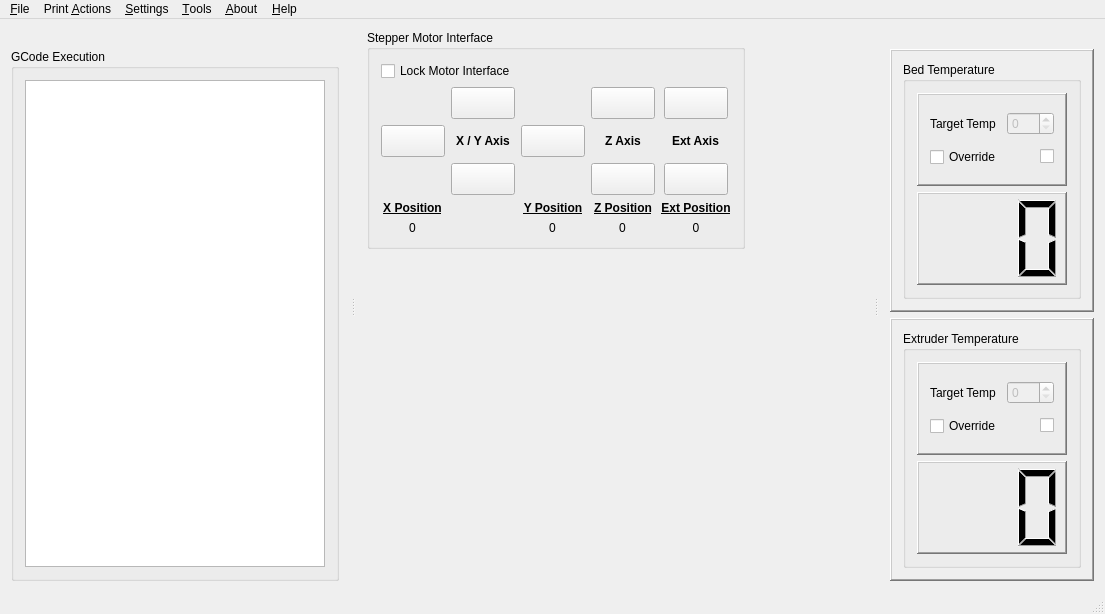
Bahamuttg/PiRinter3D, file mainwindow.ui: the form before one commit.
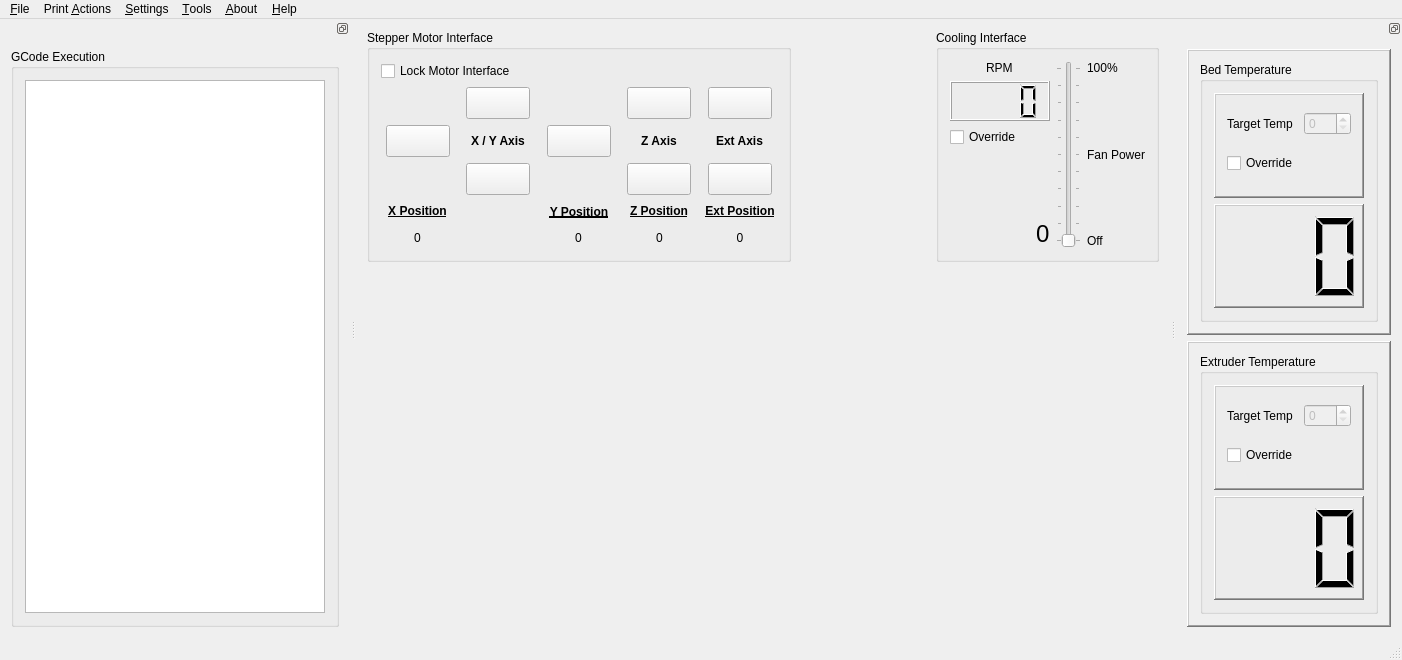
The form after the commit. Icons and pictures are not drawn.

Patch:
```diff
--- a/mainwindow.ui
+++ b/mainwindow.ui
@@ -6,8 +6,8 @@
    <rect>
     <x>0</x>
     <y>0</y>
-    <width>1105</width>
-    <height>614</height>
+    <width>1402</width>
+    <height>660</height>
    </rect>
   </property>
   <property name="windowTitle">
@@ -34,8 +34,168 @@
         </property>
        </spacer>
       </item>
+      <item row="0" column="2">
+       <widget class="QGroupBox" name="gbFanInterface">
+        <property name="title">
+         <string>Cooling Interface</string>
+        </property>
+        <layout class="QVBoxLayout" name="verticalLayout_9">
+         <item>
+          <layout class="QGridLayout" name="gridLayout_4">
+           <item row="1" column="2">
+            <layout class="QGridLayout" name="gridLayout_5">
+             <item row="3" column="0">
+              <spacer name="verticalSpacer_3">
+               <property name="orientation">
+                <enum>Qt::Vertical</enum>
+               </property>
+               <property name="sizeHint" stdset="0">
+                <size>
+                 <width>20</width>
+                 <height>40</height>
+                </size>
+               </property>
+              </spacer>
+             </item>
+             <item row="6" column="0" alignment="Qt::AlignLeft|Qt::AlignVCenter">
+              <widget class="QLabel" name="label_4">
+               <property name="text">
+                <string>Off</string>
+               </property>
+              </widget>
+             </item>
+             <item row="2" column="0" alignment="Qt::AlignLeft|Qt::AlignVCenter">
+              <widget class="QLabel" name="label_3">
+               <property name="text">
+                <string>100%</string>
+               </property>
+              </widget>
+             </item>
+             <item row="4" column="0">
+              <widget class="QLabel" name="label_5">
+               <property name="text">
+                <string>Fan Power</string>
+               </property>
+              </widget>
+             </item>
+             <item row="5" column="0">
+              <spacer name="verticalSpacer_4">
+               <property name="orientation">
+                <enum>Qt::Vertical</enum>
+               </property>
+               <property name="sizeHint" stdset="0">
+                <size>
+                 <width>20</width>
+                 <height>40</height>
+                </size>
+               </property>
+              </spacer>
+             </item>
+            </layout>
+           </item>
+           <item row="1" column="1">
+            <widget class="QSlider" name="verticalSlider">
+             <property name="enabled">
+              <bool>false</bool>
+             </property>
+             <property name="maximum">
+              <number>100</number>
+             </property>
+             <property name="orientation">
+              <enum>Qt::Vertical</enum>
+             </property>
+             <property name="tickPosition">
+              <enum>QSlider::TicksBothSides</enum>
+             </property>
+             <property name="tickInterval">
+              <number>10</number>
+             </property>
+            </widget>
+           </item>
+           <item row="1" column="0">
+            <layout class="QVBoxLayout" name="verticalLayout_10">
+             <item alignment="Qt::AlignHCenter|Qt::AlignVCenter">
+              <widget class="QLabel" name="label_6">
+               <property name="text">
+                <string>RPM</string>
+               </property>
+              </widget>
+             </item>
+             <item>
+              <widget class="QLCDNumber" name="lcdFanRPM">
+               <property name="minimumSize">
+                <size>
+                 <width>100</width>
+                 <height>40</height>
+                </size>
+               </property>
+               <property name="digitCount">
+                <number>4</number>
+               </property>
+              </widget>
+             </item>
+             <item>
+              <widget class="QCheckBox" name="chkFanOverride">
+               <property name="text">
+                <string>Override</string>
+               </property>
+              </widget>
+             </item>
+             <item>
+              <spacer name="verticalSpacer_5">
+               <property name="orientation">
+                <enum>Qt::Vertical</enum>
+               </property>
+               <property name="sizeHint" stdset="0">
+                <size>
+                 <width>20</width>
+                 <height>40</height>
+                </size>
+               </property>
+              </spacer>
+             </item>
+             <item alignment="Qt::AlignRight">
+              <widget class="QLabel" name="lblPercentDisplay">
+               <property name="font">
+                <font>
+                 <pointsize>18</pointsize>
+                </font>
+               </property>
+               <property name="frameShape">
+                <enum>QFrame::NoFrame</enum>
+               </property>
+               <property name="frameShadow">
+                <enum>QFrame::Plain</enum>
+               </property>
+               <property name="text">
+                <string>0</string>
+               </property>
+               <property name="margin">
+                <number>5</number>
+               </property>
+              </widget>
+             </item>
+            </layout>
+           </item>
+          </layout>
+         </item>
+        </layout>
+       </widget>
+      </item>
       <item row="0" column="0">
        <widget class="QGroupBox" name="gbMotorInterface">
+        <property name="minimumSize">
+         <size>
+          <width>424</width>
+          <height>232</height>
+         </size>
+        </property>
+        <property name="maximumSize">
+         <size>
+          <width>424</width>
+          <height>232</height>
+         </size>
+        </property>
         <property name="title">
          <string>Stepper Motor Interface</string>
         </property>
@@ -493,9 +653,22 @@
         </layout>
        </widget>
       </item>
+      <item row="1" column="0">
+       <spacer name="verticalSpacer_2">
+        <property name="orientation">
+         <enum>Qt::Vertical</enum>
+        </property>
+        <property name="sizeHint" stdset="0">
+         <size>
+          <width>20</width>
+          <height>40</height>
+         </size>
+        </property>
+       </spacer>
+      </item>
      </layout>
     </item>
-    <item row="1" column="0">
+    <item row="2" column="0">
      <spacer name="verticalSpacer">
       <property name="orientation">
        <enum>Qt::Vertical</enum>
@@ -515,7 +688,7 @@
     <rect>
      <x>0</x>
      <y>0</y>
-     <width>1105</width>
+     <width>1402</width>
      <height>27</height>
     </rect>
    </property>
@@ -593,7 +766,7 @@
     <enum>Qt::LeftToRight</enum>
    </property>
    <property name="features">
-    <set>QDockWidget::DockWidgetMovable</set>
+    <set>QDockWidget::DockWidgetFloatable|QDockWidget::DockWidgetMovable</set>
    </property>
    <property name="allowedAreas">
     <set>Qt::LeftDockWidgetArea</set>
@@ -626,7 +799,7 @@
   </widget>
   <widget class="QDockWidget" name="dkTemps">
    <property name="features">
-    <set>QDockWidget::DockWidgetMovable</set>
+    <set>QDockWidget::DockWidgetFloatable|QDockWidget::DockWidgetMovable</set>
    </property>
    <property name="allowedAreas">
     <set>Qt::RightDockWidgetArea</set>
@@ -672,31 +845,14 @@
                   </property>
                  </widget>
                 </item>
-                <item row="3" column="1">
-                 <widget class="QCheckBox" name="chkExtOn">
-                  <property name="toolTip">
-                   <string/>
-                  </property>
-                  <property name="whatsThis">
-                   <string>Indicates the state of the Probe element. Checked is on.</string>
-                  </property>
-                  <property name="layoutDirection">
-                   <enum>Qt::RightToLeft</enum>
-                  </property>
-                  <property name="text">
-                   <string/>
-                  </property>
-                  <property name="icon">
-                   <iconset resource="PiRinter.qrc">
-                    <normaloff>:/PiRinter/Icons/Resources/glossy_3d_blue_orbs2_104.png</normaloff>:/PiRinter/Icons/Resources/glossy_3d_blue_orbs2_104.png</iconset>
-                  </property>
-                  <property name="checkable">
-                   <bool>true</bool>
-                  </property>
-                 </widget>
-                </item>
                 <item row="3" column="0">
                  <widget class="QCheckBox" name="chkExtOverride">
+                  <property name="minimumSize">
+                   <size>
+                    <width>0</width>
+                    <height>32</height>
+                   </size>
+                  </property>
                   <property name="text">
                    <string>Override</string>
                   </property>
@@ -709,6 +865,34 @@
                   </property>
                  </widget>
                 </item>
+                <item row="3" column="1" alignment="Qt::AlignHCenter|Qt::AlignVCenter">
+                 <widget class="QLabel" name="lblExtOn">
+                  <property name="minimumSize">
+                   <size>
+                    <width>32</width>
+                    <height>32</height>
+                   </size>
+                  </property>
+                  <property name="maximumSize">
+                   <size>
+                    <width>32</width>
+                    <height>32</height>
+                   </size>
+                  </property>
+                  <property name="toolTip">
+                   <string>&lt;html&gt;&lt;head/&gt;&lt;body&gt;&lt;p&gt;Indicates if the element is On or Off&lt;/p&gt;&lt;/body&gt;&lt;/html&gt;</string>
+                  </property>
+                  <property name="text">
+                   <string/>
+                  </property>
+                  <property name="pixmap">
+                   <pixmap resource="PiRinter.qrc">:/PiRinter/Icons/Resources/glossy_3d_blue_orbs2_104.png</pixmap>
+                  </property>
+                  <property name="scaledContents">
+                   <bool>true</bool>
+                  </property>
+                 </widget>
+                </item>
                </layout>
               </widget>
              </item>
@@ -762,6 +946,12 @@
                <layout class="QGridLayout" name="gridLayout">
                 <item row="3" column="0">
                  <widget class="QCheckBox" name="chkBedOverride">
+                  <property name="minimumSize">
+                   <size>
+                    <width>0</width>
+                    <height>32</height>
+                   </size>
+                  </property>
                   <property name="text">
                    <string>Override</string>
                   </property>
@@ -777,29 +967,6 @@
                   </property>
                  </widget>
                 </item>
-                <item row="3" column="1">
-                 <widget class="QCheckBox" name="chkBedOn">
-                  <property name="toolTip">
-                   <string/>
-                  </property>
-                  <property name="whatsThis">
-                   <string>Indicates the state of the Probe element. Checked is on.</string>
-                  </property>
-                  <property name="layoutDirection">
-                   <enum>Qt::RightToLeft</enum>
-                  </property>
-                  <property name="text">
-                   <string/>
-                  </property>
-                  <property name="icon">
-                   <iconset resource="PiRinter.qrc">
-                    <normaloff>:/PiRinter/Icons/Resources/glossy_3d_blue_orbs2_104.png</normaloff>:/PiRinter/Icons/Resources/glossy_3d_blue_orbs2_104.png</iconset>
-                  </property>
-                  <property name="checkable">
-                   <bool>true</bool>
-                  </property>
-                 </widget>
-                </item>
                 <item row="1" column="0">
                  <widget class="QLabel" name="label">
                   <property name="text">
@@ -807,6 +974,37 @@
                   </property>
                  </widget>
                 </item>
+                <item row="3" column="1" alignment="Qt::AlignHCenter|Qt::AlignVCenter">
+                 <widget class="QLabel" name="lblBedOn">
+                  <property name="minimumSize">
+                   <size>
+                    <width>32</width>
+                    <height>32</height>
+                   </size>
+                  </property>
+                  <property name="maximumSize">
+                   <size>
+                    <width>32</width>
+                    <height>32</height>
+                   </size>
+                  </property>
+                  <property name="toolTip">
+                   <string>&lt;html&gt;&lt;head/&gt;&lt;body&gt;&lt;p&gt;Indicates if the element is On or Off&lt;/p&gt;&lt;/body&gt;&lt;/html&gt;</string>
+                  </property>
+                  <property name="autoFillBackground">
+                   <bool>false</bool>
+                  </property>
+                  <property name="text">
+                   <string/>
+                  </property>
+                  <property name="pixmap">
+                   <pixmap resource="PiRinter.qrc">:/PiRinter/Icons/Resources/glossy_3d_blue_orbs2_104.png</pixmap>
+                  </property>
+                  <property name="scaledContents">
+                   <bool>true</bool>
+                  </property>
+                 </widget>
+                </item>
                </layout>
               </widget>
              </item>
```
Left out of the diff: 64 changed lines with no effect on the pictures.
